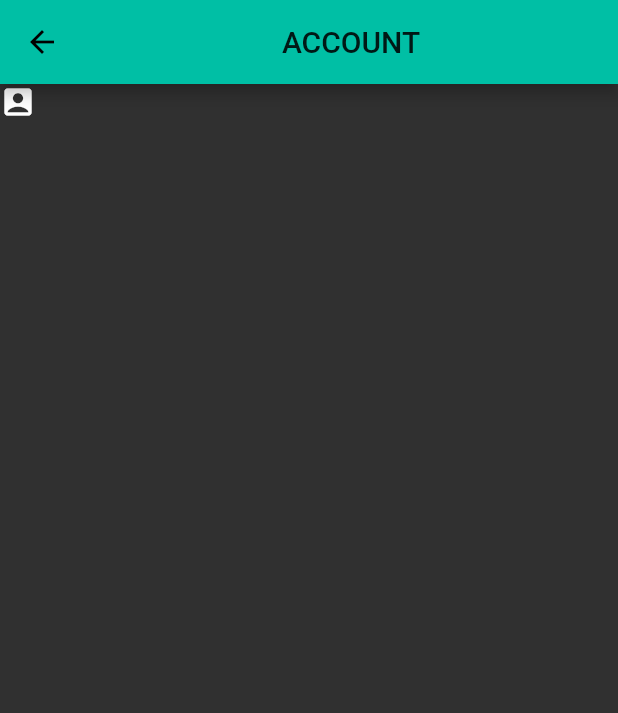
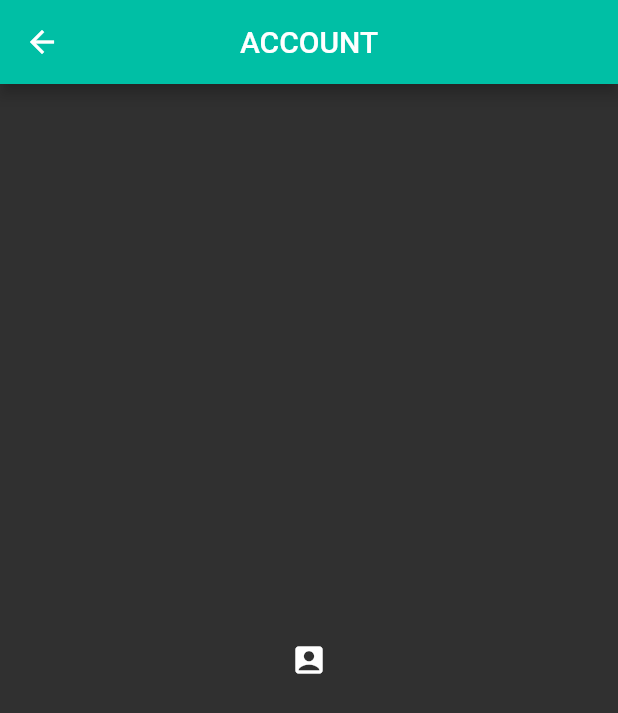
Before and after one commit to htl-anichstrasse/sokka, a Flutter app: the Account screen opened directly, on a phone screen of 412 x 824 dp. Shown: the top 713 px of the screen. Run offline on Flutter 3.47's test engine with Material 2 defaults, Android fonts, the phone set to English and light mode, and no system bars.

Commit message:
template for account view

```diff
--- a/client/lib/widgets/account/account.dart
+++ b/client/lib/widgets/account/account.dart
@@ -1,3 +1,4 @@
+import 'package:client/widgets/tab_controller/tab_controller.dart';
 import 'package:flutter/material.dart';
 
 class Account extends StatefulWidget {
@@ -10,13 +11,21 @@ class _AccountState extends State<Account> {
     Widget build(BuildContext context) {
         return new Scaffold(
             appBar: new AppBar(
-                title: new Center(
-                    child: new Text('ACCOUNT'),
+                title: new Text('ACCOUNT', style: new TextStyle(color: Colors.white)),
+                centerTitle: true,
+                automaticallyImplyLeading: false,
+                leading: new IconButton(
+                    icon: Icon(Icons.arrow_back, color: Colors.white),
+                    onPressed: () => Navigator.of(context).push(MaterialPageRoute(builder: (context) => new HomeTabController())),
                 ),
+                actions: [],
             ),
             body: new SafeArea(
                 child: new Container(
-                    child: new Icon(Icons.account_box, color: Colors.white),
+                    child: new Align(
+                        alignment: Alignment.center,
+                        child: new Icon(Icons.account_box, color: Colors.white),
+                    ),
                 ),
             ),
         );
```
